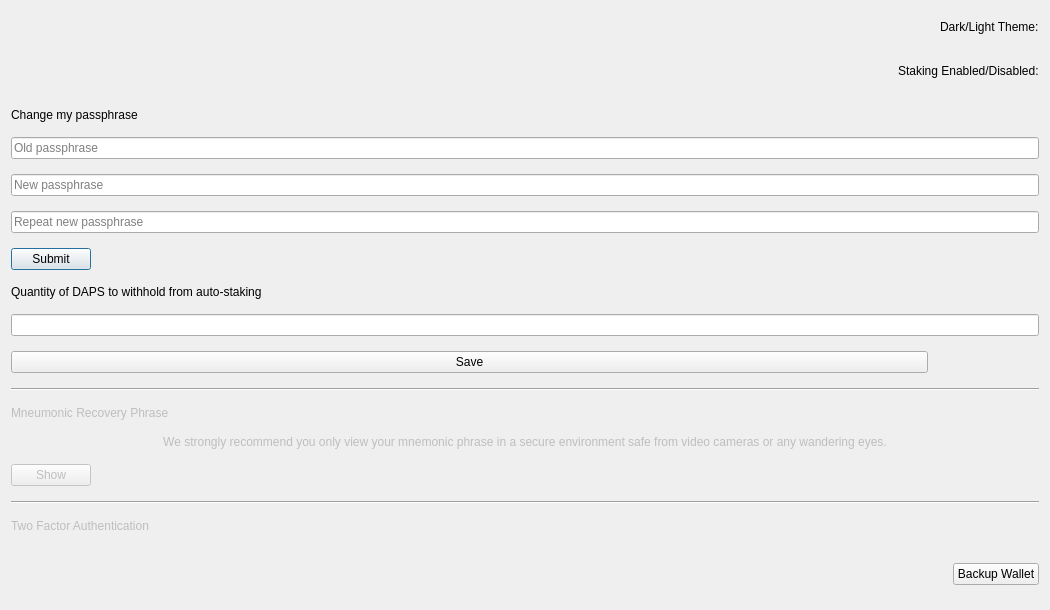
pedrorv0106/DAPS, file src/qt/forms/optionspage.ui: the form before one commit.
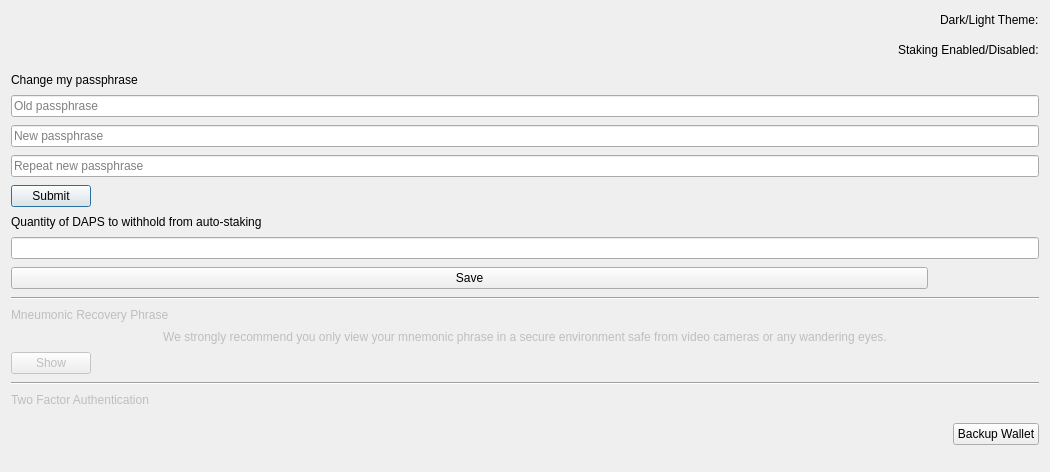
The form after the commit. Icons and pictures are not drawn. Custom widgets are drawn as their Qt base class.

Commit message: DAPS-642 make minium window size for 1280x800 screen

The edit to the form file:
```diff
--- a/src/qt/forms/optionspage.ui
+++ b/src/qt/forms/optionspage.ui
@@ -7,7 +7,7 @@
     <x>0</x>
     <y>0</y>
     <width>1050</width>
-    <height>610</height>
+    <height>472</height>
    </rect>
   </property>
   <property name="sizePolicy">
@@ -25,7 +25,7 @@
   <property name="sizeGripEnabled">
    <bool>false</bool>
   </property>
-  <layout class="QVBoxLayout" name="verticalLayout" stretch="0,0,0,0,0,0,0,0,0,0,0,0,0,0,0,0,0">
+  <layout class="QVBoxLayout" name="verticalLayout" stretch="0,0,0,0,0,0,0,0,0,0,0,0,0,0,0,0,0,0,0,0">
    <item alignment="Qt::AlignRight">
     <widget class="QLabel" name="labelTheme">
      <property name="sizePolicy">
```
Left out of the diff: 10 changed lines with no effect on the pictures. Lines whose indentation alone changed are shown as unchanged. The commit also changes 4 other files.
